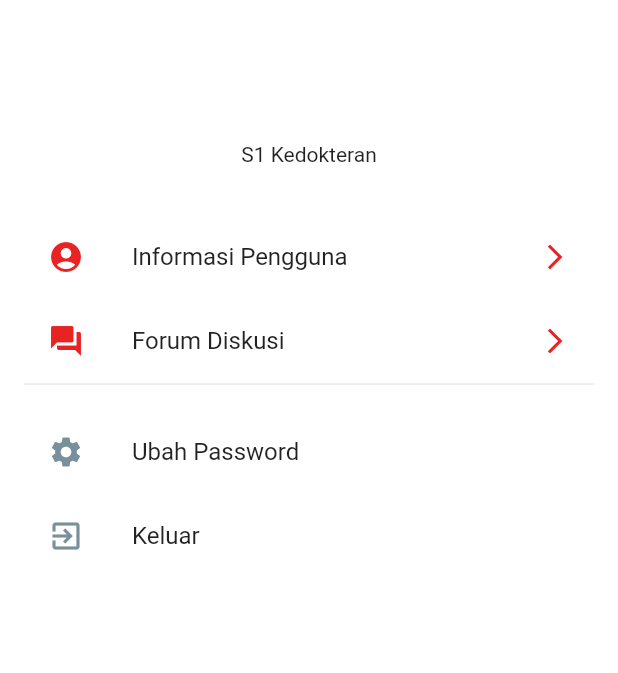
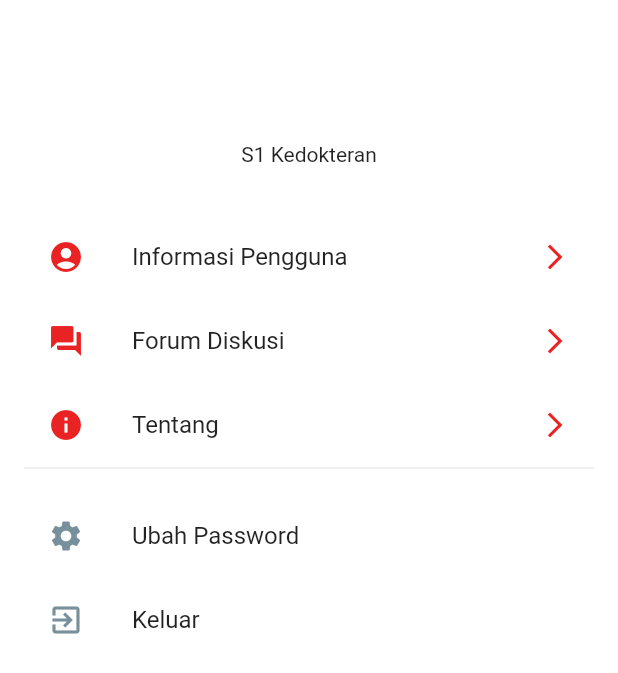
Before and after one commit to CevinWays/medisains, a Flutter app: the FragmentProfilePage screen opened directly, on a phone screen of 412 x 824 dp. Shown: the top 673 px of the screen. Run offline on Flutter 3.47's test engine with Material 2 defaults, Android fonts, the phone set to English and light mode, and no system bars; our stand-ins replace bloc, carousel_slider, cloud_firestore, equatable, firebase_auth, firebase_core and 5 more; missing offline and left inert: flutter_stetho; accounts and stored records are empty.

Commit message:
Adding new sistem

```diff
--- a/lib/pages/category/bloc/category_bloc.dart
+++ b/lib/pages/category/bloc/category_bloc.dart
@@ -25,9 +25,10 @@ class CategoryBloc extends Bloc<CategoryEvent, CategoryState> {
     try{
       yield InitialCategoryState();
       auth.User currentUser = firebaseAuth.currentUser;
-      DocumentReference documentReference = fireStoreUsers.doc(currentUser.uid);
+      DocumentReference documentReference = fireStoreUsers.doc();
       if(documentReference.id != null){
         await documentReference.set({
+          "id_cat" : FieldValue.increment(1),
           'title' : event.title,
           'desc' : event.desc,
           'uid' : currentUser.uid
--- a/lib/pages/content/bloc/content_bloc.dart
+++ b/lib/pages/content/bloc/content_bloc.dart
@@ -44,9 +44,10 @@ class ContentBloc extends Bloc<ContentEvent, ContentState> {
     try{
       yield InitialContentState();
       auth.User currentUser = firebaseAuth.currentUser;
-      DocumentReference documentReference = fireStoreUsers.doc(currentUser.uid);
+      DocumentReference documentReference = fireStoreUsers.doc();
       if(documentReference.id != null){
         await documentReference.set({
+          "id_cont" : FieldValue.increment(1),
           'title' : event.title,
           'desc' : event.desc,
           'uid' : currentUser.uid
--- a/lib/pages/home/fragment_profile_page.dart
+++ b/lib/pages/home/fragment_profile_page.dart
@@ -29,6 +29,12 @@ class _FragmentProfilePageState extends State<FragmentProfilePage> {
       {
         "icon" : Icons.question_answer,
         "title" : "Forum Diskusi",
+        Function : _changePass
+      },
+
+      {
+        "icon" : Icons.info,
+        "title" : "Tentang",
         Function : _changePass
       },
     ];
```
